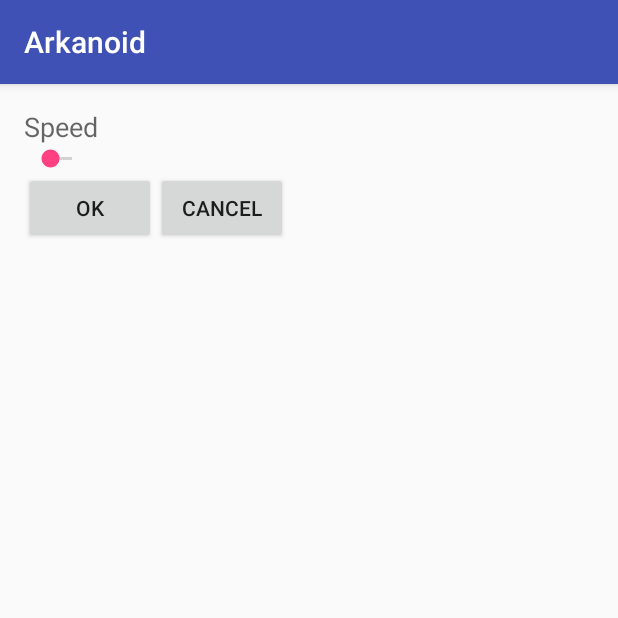
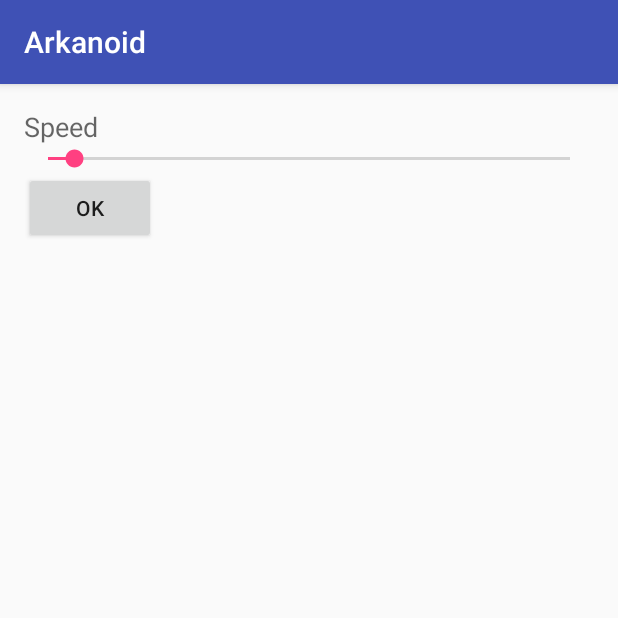
Before and after one commit to kiberzoid/Arkanoid, an Android app: the SettingsActivity screen opened directly, with no data from a screen before it, on a phone screen of 412 x 824 dp, the top half of it. Run offline under Robolectric (Android 15) with nearby library versions, the phone set to English and light mode, and no system bars.

Commit message:
settings

```diff
--- a/app/src/main/java/kiberzoid/arkanoid/DrawView.java
+++ b/app/src/main/java/kiberzoid/arkanoid/DrawView.java
@@ -17,9 +17,11 @@ public class DrawView extends SurfaceView implements SurfaceHolder.Callback {
     private Platform platform;
     private float width;
     private float height;
+    private int speed;
 
-    public DrawView(Context context) {
+    public DrawView(Context context,int speed) {
         super(context);
+        this.speed = speed;
         this.getHolder().addCallback(this);
     }
 
@@ -28,7 +30,7 @@ public class DrawView extends SurfaceView implements SurfaceHolder.Callback {
         Rect surfaceFrame = holder.getSurfaceFrame();
         width = surfaceFrame.width();
         height = surfaceFrame.height();
-        ball = new Ball(width / 2, 40, 20, 20, 20); //Ball(int xPos,int yPos, int radius,int xSpeed, int ySpeed)
+        ball = new Ball(width / 2, 40, 20, speed, speed); //Ball(int xPos,int yPos, int radius,int xSpeed, int ySpeed)
         platform = new Platform(width/4,height-30,width/4+150,height-60); //Platform(float left, float top, float right, float bottom)
         pCircle = new Paint();
         pRect = new Paint();
--- a/app/src/main/java/kiberzoid/arkanoid/SettingsActivity.java
+++ b/app/src/main/java/kiberzoid/arkanoid/SettingsActivity.java
@@ -1,13 +1,66 @@
 package kiberzoid.arkanoid;
 
+import android.content.Context;
+import android.content.Intent;
+import android.content.SharedPreferences;
 import android.support.v7.app.AppCompatActivity;
 import android.os.Bundle;
+import android.view.View;
+import android.widget.Button;
+import android.widget.SeekBar;
 
-public class SettingsActivity extends AppCompatActivity {
+public class SettingsActivity extends AppCompatActivity implements View.OnClickListener{
+
+    public static final String APP_PREFERENCES = "arkanoidSettings";
+    public static final String APP_PREFERENCES_SPEED = "speed_value";
+    private SharedPreferences aSettings;
+
+    private int speed = 20;
+    private SeekBar s_bar;
 
     @Override
     protected void onCreate(Bundle savedInstanceState) {
         super.onCreate(savedInstanceState);
         setContentView(R.layout.activity_settings);
+        Button ok_button = (Button) findViewById(R.id.setting_ok_button);
+        ok_button.setOnClickListener(this);
+        aSettings = this.getSharedPreferences(APP_PREFERENCES, Context.MODE_PRIVATE);
+        s_bar = (SeekBar) findViewById(R.id.seekBar);
+        s_bar.setOnSeekBarChangeListener(new SeekBar.OnSeekBarChangeListener() {
+            @Override
+            public void onProgressChanged(SeekBar seekBar, int progress, boolean fromUser) {
+                speed = progress;
+            }
+
+            @Override
+            public void onStartTrackingTouch(SeekBar seekBar) {
+
+            }
+
+            @Override
+            public void onStopTrackingTouch(SeekBar seekBar) {
+
+            }
+        });
+    }
+
+    @Override
+    protected void onPause() {
+        super.onPause();
+        SharedPreferences.Editor editor = aSettings.edit();
+        editor.putInt(APP_PREFERENCES_SPEED,speed);
+        editor.apply();
+    }
+
+    @Override
+    public void onClick(View v){
+        switch(v.getId()){
+            case R.id.setting_ok_button:
+                Intent intent_start = new Intent(this, StartActivity.class);
+                startActivity(intent_start);
+                break;
+            default:
+                break;
+        }
     }
 }
--- a/app/src/main/res/layout/activity_settings.xml
+++ b/app/src/main/res/layout/activity_settings.xml
@@ -18,14 +18,14 @@
         android:layout_alignParentStart="true" />
 
     <SeekBar
-        android:layout_width="wrap_content"
+        android:layout_width="fill_parent"
         android:layout_height="wrap_content"
         android:id="@+id/seekBar"
         android:layout_below="@+id/speed_text"
         android:layout_alignParentLeft="true"
         android:layout_alignParentStart="true"
         android:progress="5"
-        android:max="70" />
+        android:max="100" />
 
     <Button
         android:layout_width="wrap_content"
@@ -36,13 +36,4 @@
         android:layout_alignParentLeft="true"
         android:layout_alignParentStart="true" />
 
-    <Button
-        android:layout_width="wrap_content"
-        android:layout_height="wrap_content"
-        android:text="@string/settings_cancel_button"
-        android:id="@+id/settings_cancel_button"
-        android:layout_alignTop="@+id/setting_ok_button"
-        android:layout_toRightOf="@+id/setting_ok_button"
-        android:layout_toEndOf="@+id/setting_ok_button" />
-
 </RelativeLayout>
```
Also changed, not shown: app/src/main/java/kiberzoid/arkanoid/GameActivity.java (+17 -1 lines).
